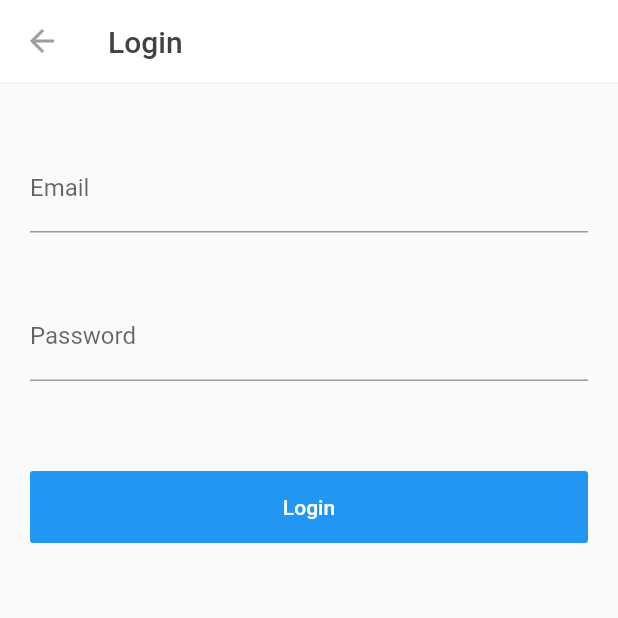
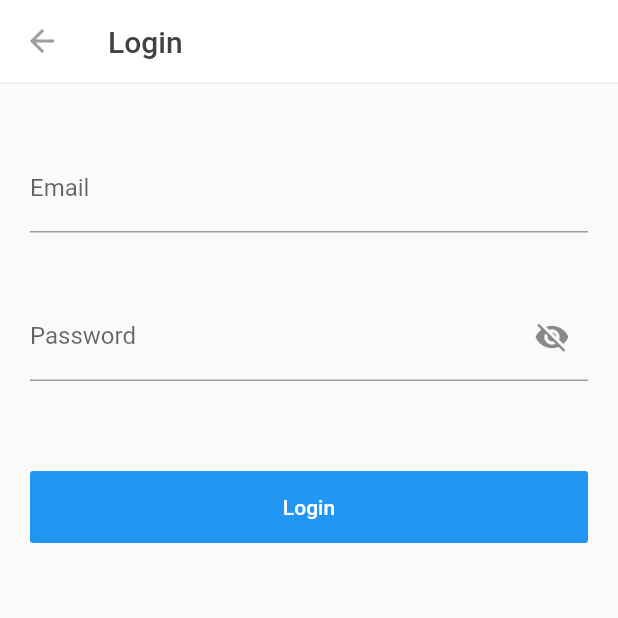
Before and after one commit to toureholder/flutter_workshop, a Flutter app: the screen it shows after launch, after a tap on the "account circle" icon, on a phone screen of 412 x 824 dp, the top half of it. Run offline on Flutter 3.47's test engine with Material 2 defaults, Android fonts, the phone set to English and light mode, and no system bars; network calls fail.

Commit message:
:bulb: Implement password visibility toggle

```diff
--- a/lib/feature/login/login.dart
+++ b/lib/feature/login/login.dart
@@ -2,7 +2,14 @@ import 'package:flutter/material.dart';
 import 'package:flutter_workshop/config/l10n.dart';
 import 'package:flutter_workshop/custom/custom_app_bar.dart';
 
-class Login extends StatelessWidget {
+class Login extends StatefulWidget {
+  @override
+  _LoginState createState() => _LoginState();
+}
+
+class _LoginState extends State<Login> {
+  bool _isPasswordVisible = false;
+
   @override
   Widget build(BuildContext context) {
     return Scaffold(
@@ -33,14 +40,24 @@ class Login extends StatelessWidget {
   TextFormField _passwordField(BuildContext context) {
     return TextFormField(
         decoration: InputDecoration(
-                  labelText: L10n.getString(context, 'login_password')),
+            labelText: L10n.getString(context, 'login_password'),
+            suffixIcon: _visibilityToggle()),
+        obscureText: !_isPasswordVisible);
+  }
+
+  Widget _visibilityToggle() {
+    return IconButton(
+      icon: _isPasswordVisible
+          ? Icon(Icons.visibility)
+          : Icon(Icons.visibility_off),
+      onPressed: () => setState(() => _isPasswordVisible = !_isPasswordVisible),
     );
   }
 
   TextFormField _emailField(BuildContext context) {
     return TextFormField(
-              decoration: InputDecoration(
-                  labelText: L10n.getString(context, 'login_email')),
+      decoration:
+          InputDecoration(labelText: L10n.getString(context, 'login_email')),
     );
   }
 
```
Lines whose indentation alone changed are shown as unchanged.
